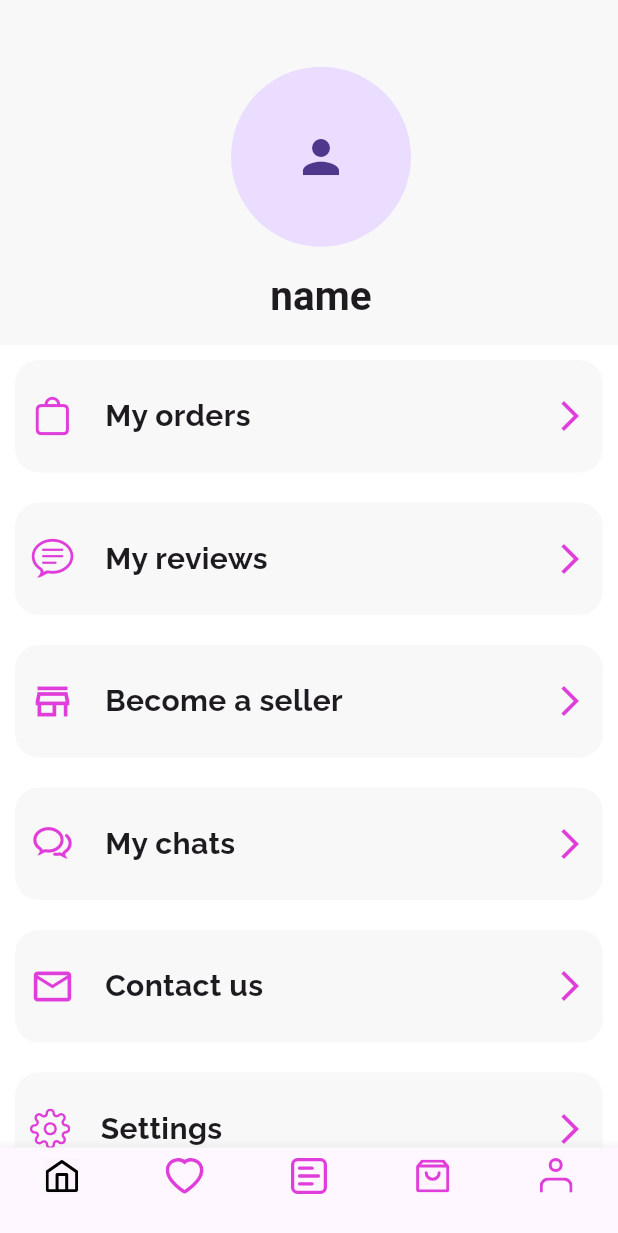
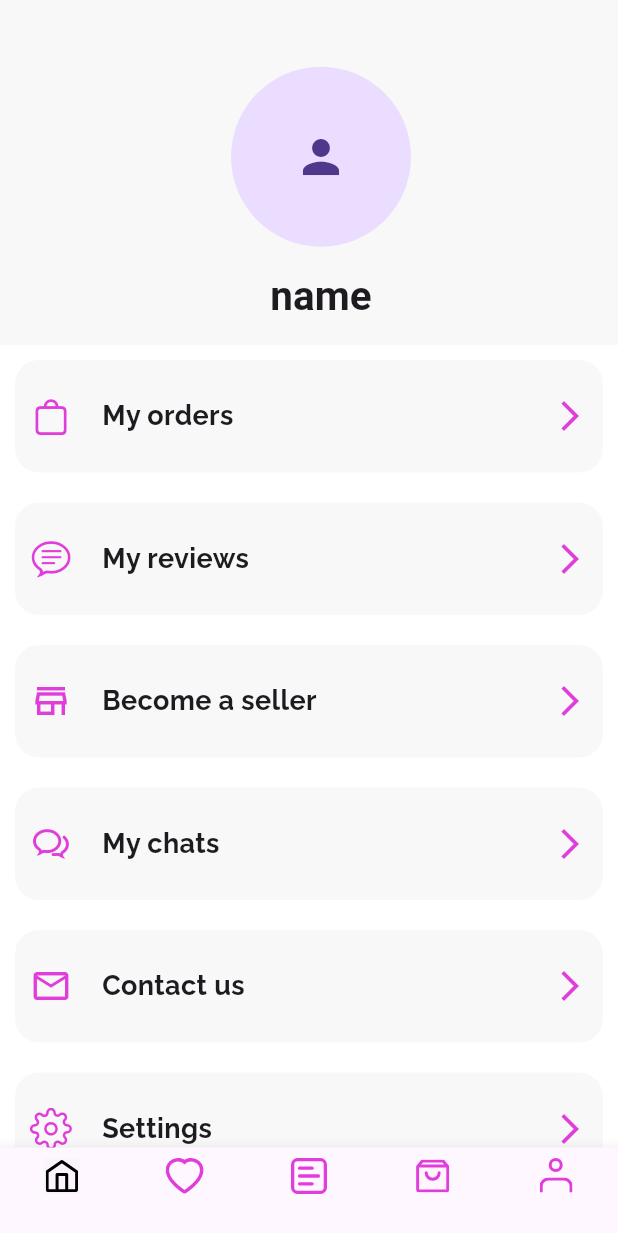
Before and after one commit to oversize-corparation/Oversize-Mobile, a Flutter app: the ProfileScreen screen opened by its route, on a phone screen of 412 x 824 dp. Shown: the top 1233 px of the screen. Run offline on Flutter 3.47's test engine with Material 3 defaults, Android fonts, the phone set to English and light mode, and no system bars; drawn by our look-alikes of zoom_tap_animation; our stand-ins replace bloc, country_picker, dio, dotted_border, easy_localization, flutter_bloc and 11 more; accounts and stored records are empty; statements that could not run were skipped.

Commit message:
Improve profile UI and add new settings section

```diff
--- a/assets/translations/en.json
+++ b/assets/translations/en.json
@@ -53,5 +53,6 @@
     "chat": "My chats",
     "connection": "Contact us",
     "firstname": "First name",
-    "lastname": "Last name"
+    "lastname": "Last name",
+    "see": "View product"
 }
--- a/assets/translations/ru.json
+++ b/assets/translations/ru.json
@@ -53,5 +53,6 @@
     "caller": "Стать продавцом",
     "chat": "Мои чаты",
     "connection": "Связаться с нами",
-    "lastname": "Фамилия"
+    "lastname": "Фамилия",
+    "see": "Просмотреть товар"
 }
--- a/assets/translations/uz.json
+++ b/assets/translations/uz.json
@@ -53,5 +53,6 @@
     "caller": "Sotuvchi bo'lish",
     "chat": "Chatlarim",
     "connection": "Biz bilan bog'lanish",
-    "lastname": "Familiya"
+    "lastname": "Familiya",
+    "see": "Mahsulotni ko'rish"
 }
--- a/lib/core/constants/app_colors.dart
+++ b/lib/core/constants/app_colors.dart
@@ -8,6 +8,7 @@ class AppColor {
   static const Color lightBlue = Color(0xFFF1F4FE);
   static const Color circlePink = Color(0xFFF8CECE);
   static const Color lightGray400 = Color(0xFFE3E8F0);
+  static const Color lightGray100 = Color(0xFFF7F9FC);
   static const Color profileLitTile = Color(0xFFF9F9F9);
   // static const Color lightGray600 = Color(0xFFB8C2D1);
   static const Color primaryDark = Color(0xFF2C3955);
--- a/lib/core/routes/app_router.dart
+++ b/lib/core/routes/app_router.dart
@@ -23,6 +23,7 @@ class AppRouter {
 
   static GoRouter router = GoRouter(
     initialLocation: onboard,
+
     // initialLocation: profile,
     routes: [
       GoRoute(
@@ -162,6 +163,7 @@ class AppRouter {
           return SplashScreen();
         },
       ),
+
       StatefulShellRoute.indexedStack(
         builder: (context, state, navigationShell) =>
             MainScreen(navigationShell: navigationShell),
--- a/lib/features/app/start_screen.dart
+++ b/lib/features/app/start_screen.dart
@@ -1,5 +1,5 @@
 import 'package:easy_localization/easy_localization.dart';
-import 'package:oversize/config/widgets/button_widget.dart';
+import 'package:oversize/config/widgets/buttom_widget.dart';
 import 'package:oversize/features/app/app_export.dart';
 
 class StartScreen extends StatelessWidget {
--- a/lib/features/auth/presentation/auth.dart
+++ b/lib/features/auth/presentation/auth.dart
@@ -5,7 +5,6 @@ export 'package:oversize/core/constants/app_images.dart';
 export 'package:oversize/core/constants/app_colors.dart';
 export 'package:dotted_border/dotted_border.dart';
 export 'package:intl_phone_field/intl_phone_field.dart';
-export 'package:oversize/config/widgets/button_widget.dart';
 export 'package:oversize/features/auth/presentation/widgets/textfield_widget.dart';
 export 'package:intl_phone_field/country_picker_dialog.dart';
 export 'package:flutter_bloc/flutter_bloc.dart';
--- a/lib/features/auth/presentation/screens/create_account_screen.dart
+++ b/lib/features/auth/presentation/screens/create_account_screen.dart
@@ -1,4 +1,5 @@
 import 'package:easy_localization/easy_localization.dart';
+import 'package:oversize/config/widgets/buttom_widget.dart';
 import 'package:oversize/features/auth/presentation/auth.dart';
 
 class CreateAccountScreen extends StatefulWidget {
--- a/lib/features/auth/presentation/screens/otp_screen.dart
+++ b/lib/features/auth/presentation/screens/otp_screen.dart
@@ -1,5 +1,10 @@
 import 'package:easy_localization/easy_localization.dart';
+<<<<<<< Updated upstream
 import 'package:oversize/core/services/local_storage.dart';
+=======
+import 'package:oversize/config/widgets/buttom_widget.dart';
+
+>>>>>>> Stashed changes
 import 'package:oversize/features/auth/presentation/auth.dart';
 import 'package:oversize/features/auth/presentation/widgets/otp_widget.dart';
 
--- a/lib/features/profile/presentation/screens/language_screen.dart
+++ b/lib/features/profile/presentation/screens/language_screen.dart
@@ -48,6 +48,7 @@ class _LanguageScreenState extends State<LanguageScreen> {
 
   Widget _buildRadioTile(Locale locale, String title, Locale currentLocale) {
     return ZoomTapAnimation(
+      end: 0.97,
       onTap: () {
         _changeLanguage(locale);
       },
@@ -69,10 +70,6 @@ class _LanguageScreenState extends State<LanguageScreen> {
                   : AppColor.circlePink,
               size: 30,
             ),
-            // IconButton(
-
-            //   icon:
-            // ),
           ],
         ),
       ),
--- a/lib/features/profile/presentation/widgets/profile_body.dart
+++ b/lib/features/profile/presentation/widgets/profile_body.dart
@@ -2,7 +2,10 @@ import 'dart:ui';
 
 import 'package:easy_localization/easy_localization.dart';
 import 'package:flutter/cupertino.dart';
+import 'package:oversize/core/routes/export_route.dart';
+import 'package:oversize/core/widgets/support_dialog.dart';
 import 'package:oversize/features/app/app_export.dart';
+import 'package:oversize/features/profile/presentation/screens/empty_order_screen.dart';
 import 'package:oversize/features/profile/presentation/widgets/profile_widget.dart';
 
 class ProfileBody extends StatelessWidget {
@@ -69,7 +72,6 @@ class ProfileBody extends StatelessWidget {
             },
           ),
         ),
-
         SliverList(
           delegate: SliverChildBuilderDelegate((context, index) {
             return Padding(
@@ -80,7 +82,7 @@ class ProfileBody extends StatelessWidget {
                     icon: Icon(
                       CupertinoIcons.bag,
                       color: AppColor.deepPurple,
-                      size: 30,
+                      size: 28,
                     ),
                     title: "order",
                     action: Icon(
@@ -88,13 +90,22 @@ class ProfileBody extends StatelessWidget {
                       size: 24,
                       color: AppColor.deepPurple,
                     ),
-                    ontap: () {},
+                    ontap: () {
+                      Navigator.push(
+                        context,
+                        MaterialPageRoute(
+                          builder: (context) {
+                            return EmptyOrderScreen();
+                          },
+                        ),
+                      );
+                    },
                   ),
                   ProfileWidget(
                     icon: Icon(
                       CupertinoIcons.chat_bubble_text,
                       color: AppColor.deepPurple,
-                      size: 30,
+                      size: 28,
                     ),
                     title: "sharh",
                     action: Icon(
@@ -108,7 +119,7 @@ class ProfileBody extends StatelessWidget {
                     icon: Icon(
                       Icons.store_outlined,
                       color: AppColor.deepPurple,
-                      size: 30,
+                      size: 28,
                     ),
                     title: "caller",
                     action: Icon(
@@ -122,7 +133,7 @@ class ProfileBody extends StatelessWidget {
                     icon: Icon(
                       CupertinoIcons.chat_bubble_2,
                       color: AppColor.deepPurple,
-                      size: 30,
+                      size: 28,
                     ),
                     title: "chat",
                     action: Icon(
@@ -136,7 +147,7 @@ class ProfileBody extends StatelessWidget {
                     icon: Icon(
                       Icons.email_outlined,
                       color: AppColor.deepPurple,
-                      size: 30,
+                      size: 28,
                     ),
                     title: "connection",
                     action: Icon(
@@ -144,13 +155,15 @@ class ProfileBody extends StatelessWidget {
                       size: 24,
                       color: AppColor.deepPurple,
                     ),
-                    ontap: () {},
+                    ontap: () {
+                      SupportDialog.show(context);
+                    },
                   ),
                   ProfileWidget(
                     icon: SvgPicture.asset(
                       AppImages.settings,
                       color: AppColor.deepPurple,
-                      width: 27,
+                      width: 28,
                     ),
                     title: "settings".tr(),
                     action: Icon(
@@ -166,7 +179,7 @@ class ProfileBody extends StatelessWidget {
                     icon: Icon(
                       Icons.logout,
                       color: AppColor.deepPurple,
-                      size: 30,
+                      size: 28,
                     ),
                     title: "logout".tr(),
                     action: Icon(
--- a/lib/features/profile/presentation/widgets/profile_widget.dart
+++ b/lib/features/profile/presentation/widgets/profile_widget.dart
@@ -17,6 +17,7 @@ class ProfileWidget extends StatelessWidget {
   @override
   Widget build(BuildContext context) {
     return ZoomTapAnimation(
+      end: 0.98,
       onTap: ontap,
       child: Container(
         height: 75,
@@ -35,7 +36,7 @@ class ProfileWidget extends StatelessWidget {
                 title.tr(),
                 style: GoogleFonts.raleway(
                   fontWeight: FontWeight.w700,
-                  fontSize: 20,
+                  fontSize: 18,
                 ),
               ),
               Spacer(),
--- a/pubspec.yaml
+++ b/pubspec.yaml
@@ -55,7 +55,6 @@ dependencies:
   bloc: ^9.0.0
   get_it: ^8.1.0
   custom_animation_appbar: ^2.0.0
-  smooth_page_indicator: ^1.2.1
 
 dev_dependencies:
   flutter_test:
```
Also changed, not shown: lib/core/constants/app_styles.dart (+21 -0 lines), lib/features/profile/presentation/widgets/settings_body.dart (+1 -28 lines), pubspec.lock, 6 other files.
